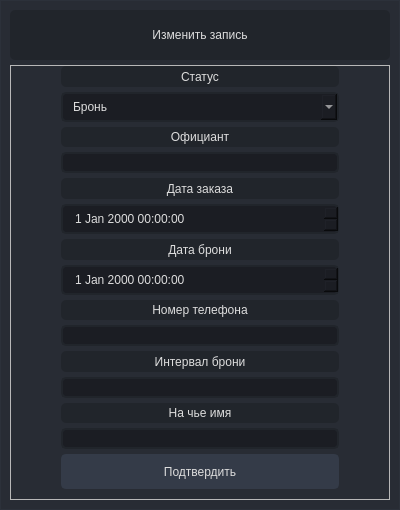
First picture: the form in desktop/waiter/ui/addview2.ui, repository StrongerProgrammer7/grand_project, before the edit.
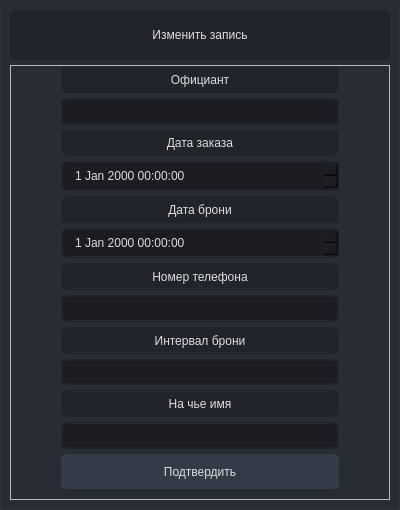
Second picture: the form after the edit. Icons and pictures are not drawn.

What changed in the file:
```diff
--- a/desktop/waiter/ui/addview2.ui
+++ b/desktop/waiter/ui/addview2.ui
@@ -203,41 +203,6 @@
             <property name="bottomMargin">
              <number>10</number>
             </property>
-            <item>
-             <widget class="QLabel" name="label_3">
-              <property name="text">
-               <string>Статус</string>
-              </property>
-              <property name="alignment">
-               <set>Qt::AlignCenter</set>
-              </property>
-             </widget>
-            </item>
-            <item>
-             <widget class="QComboBox" name="comboBox">
-              <property name="sizePolicy">
-               <sizepolicy hsizetype="Preferred" vsizetype="Preferred">
-                <horstretch>0</horstretch>
-                <verstretch>0</verstretch>
-               </sizepolicy>
-              </property>
-              <item>
-               <property name="text">
-                <string>Бронь</string>
-               </property>
-              </item>
-              <item>
-               <property name="text">
-                <string>Занят</string>
-               </property>
-              </item>
-              <item>
-               <property name="text">
-                <string>Свободен</string>
-               </property>
-              </item>
-             </widget>
-            </item>
             <item>
              <widget class="QLabel" name="label">
               <property name="sizePolicy">
```
